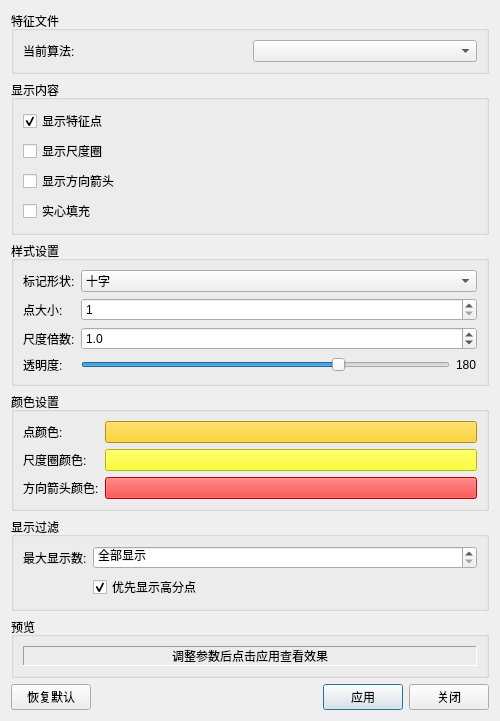
guderianXu/plascan, file src/gui/dialogs/FeaturePointVisualizationDialog.ui: the form before one commit.
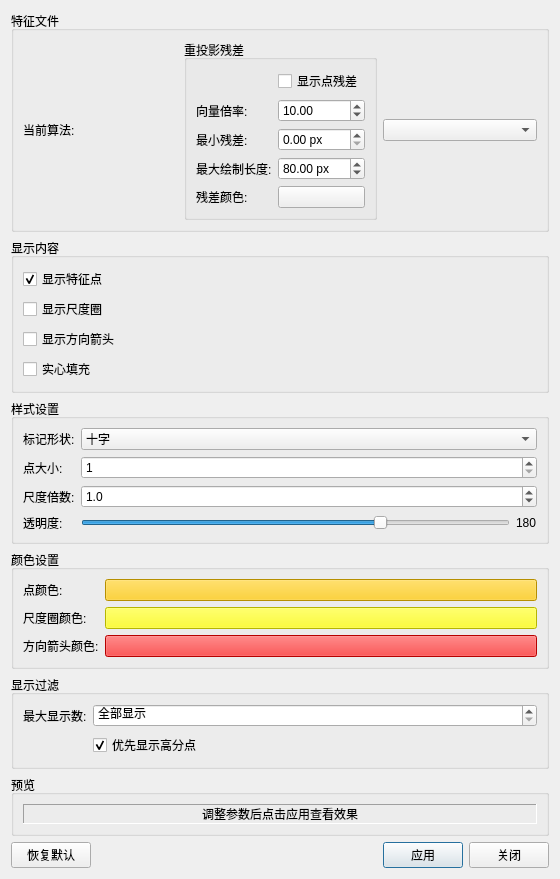
The form after the commit.

Diff of the .ui file:
```diff
--- a/src/gui/dialogs/FeaturePointVisualizationDialog.ui
+++ b/src/gui/dialogs/FeaturePointVisualizationDialog.ui
@@ -6,8 +6,8 @@
    <rect>
     <x>0</x>
     <y>0</y>
-    <width>500</width>
-    <height>640</height>
+    <width>560</width>
+    <height>680</height>
    </rect>
   </property>
   <property name="windowTitle">
@@ -28,8 +28,49 @@
         <property name="buddy">
          <cstring>m_suffixCombo</cstring>
         </property>
-       </widget>
-      </item>
+   </widget>
+  </item>
+  <item>
+   <widget class="QGroupBox" name="residualGroup">
+    <property name="title">
+     <string>重投影残差</string>
+    </property>
+    <layout class="QFormLayout" name="residualForm">
+     <item row="0" column="1">
+      <widget class="QCheckBox" name="m_showResidualsChk">
+       <property name="text"><string>显示点残差</string></property>
+       <property name="toolTip"><string>绘制观测像素到三维点重投影像素的真实残差向量</string></property>
+      </widget>
+     </item>
+     <item row="1" column="0"><widget class="QLabel" name="residualScaleLabel"><property name="text"><string>向量倍率:</string></property></widget></item>
+     <item row="1" column="1">
+      <widget class="QDoubleSpinBox" name="m_residualScaleSpin">
+       <property name="minimum"><double>0.100000000000000</double></property>
+       <property name="maximum"><double>100.000000000000000</double></property>
+       <property name="value"><double>10.000000000000000</double></property>
+      </widget>
+     </item>
+     <item row="2" column="0"><widget class="QLabel" name="minimumResidualLabel"><property name="text"><string>最小残差:</string></property></widget></item>
+     <item row="2" column="1">
+      <widget class="QDoubleSpinBox" name="m_minimumResidualSpin">
+       <property name="suffix"><string> px</string></property>
+       <property name="maximum"><double>1000.000000000000000</double></property>
+      </widget>
+     </item>
+     <item row="3" column="0"><widget class="QLabel" name="maximumResidualLengthLabel"><property name="text"><string>最大绘制长度:</string></property></widget></item>
+     <item row="3" column="1">
+      <widget class="QDoubleSpinBox" name="m_maximumResidualLengthSpin">
+       <property name="suffix"><string> px</string></property>
+       <property name="specialValueText"><string>不限</string></property>
+       <property name="maximum"><double>1000.000000000000000</double></property>
+       <property name="value"><double>80.000000000000000</double></property>
+      </widget>
+     </item>
+     <item row="4" column="0"><widget class="QLabel" name="residualColorLabel"><property name="text"><string>残差颜色:</string></property></widget></item>
+     <item row="4" column="1"><widget class="QPushButton" name="m_residualColorBtn"><property name="text"><string>    </string></property></widget></item>
+    </layout>
+   </widget>
+  </item>
       <item>
        <widget class="QComboBox" name="m_suffixCombo">
         <property name="toolTip">
```
Left out of the diff: 2 changed lines with no effect on the pictures.
